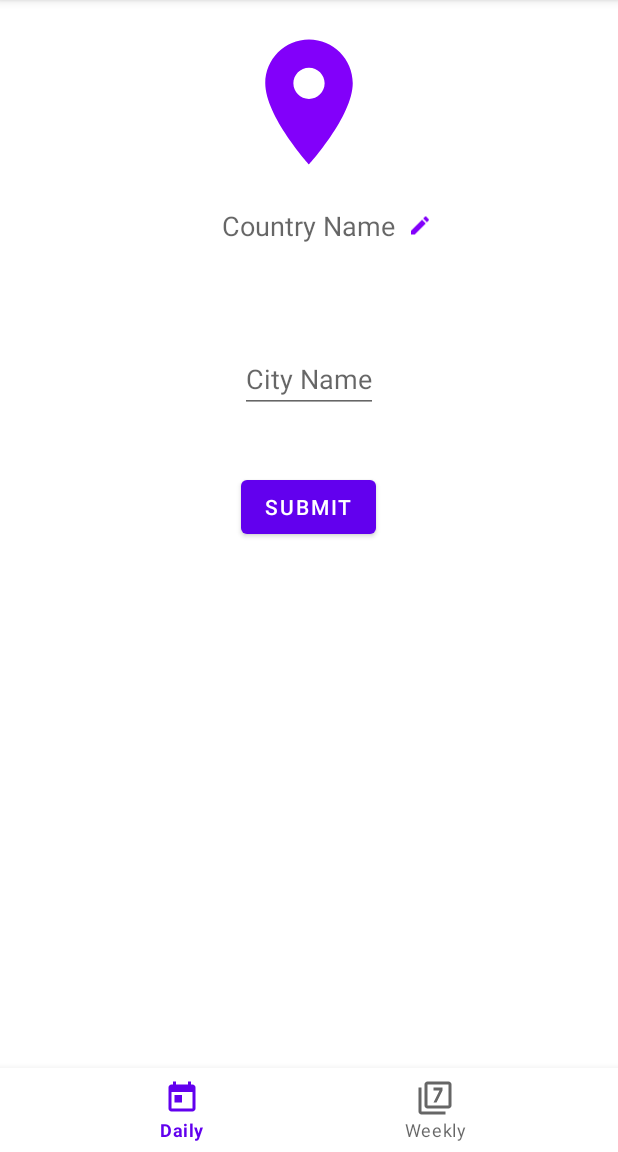
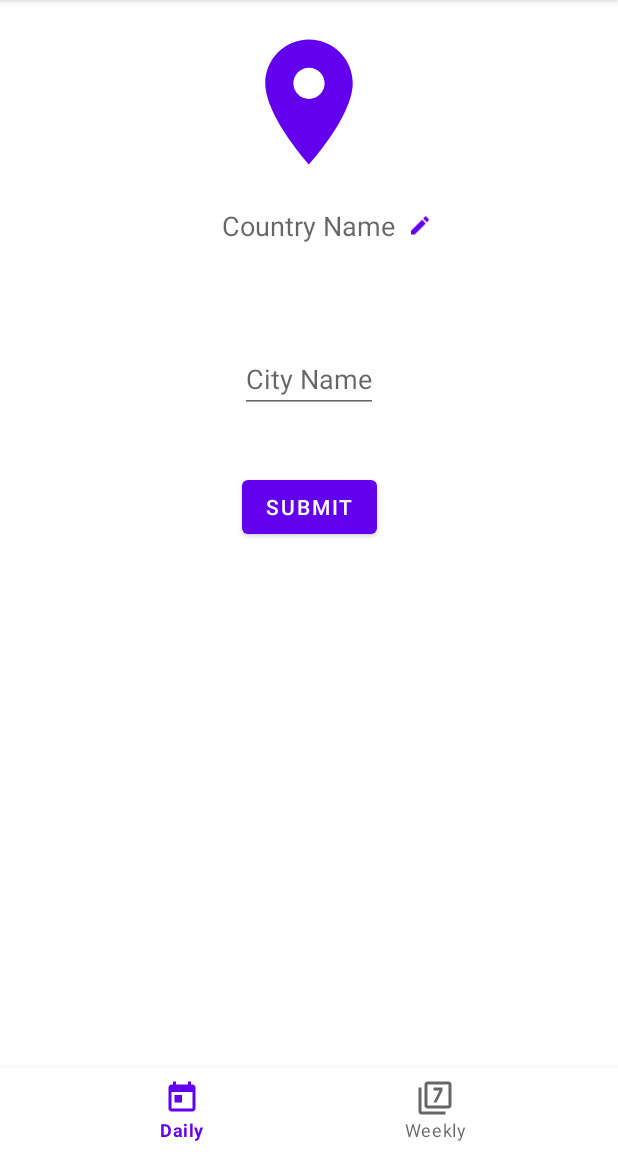
Before and after one commit to rhodeon/WeatherSage, an Android app: the LocationEntryFragment screen opened through its navigation route, on a phone screen of 412 x 824 dp, the part 84-1236 px from its top. Run offline under Robolectric (Android 15) with nearby library versions, the phone set to English and light mode, and no system bars; our stand-ins replace Room's generated code, navigation-ui; 2 statements that could not run were skipped.

Commit message:
Changed colour of location and edit icons to colorPrimary.

```diff
--- a/app/src/main/res/drawable/ic_baseline_edit_24.xml
+++ b/app/src/main/res/drawable/ic_baseline_edit_24.xml
@@ -3,7 +3,7 @@
     android:height="24dp"
     android:viewportWidth="24"
     android:viewportHeight="24"
-    android:tint="@color/colorAccent">
+    android:tint="@color/colorPrimary">
   <path
       android:fillColor="@android:color/white"
       android:pathData="M3,17.25V21h3.75L17.81,9.94l-3.75,-3.75L3,17.25zM20.71,7.04c0.39,-0.39 0.39,-1.02 0,-1.41l-2.34,-2.34c-0.39,-0.39 -1.02,-0.39 -1.41,0l-1.83,1.83 3.75,3.75 1.83,-1.83z"/>
--- a/app/src/main/res/drawable/ic_baseline_location_on_24.xml
+++ b/app/src/main/res/drawable/ic_baseline_location_on_24.xml
@@ -3,7 +3,7 @@
     android:height="24dp"
     android:viewportWidth="24"
     android:viewportHeight="24"
-    android:tint="@color/colorAccent">
+    android:tint="@color/colorPrimary">
   <path
       android:fillColor="@android:color/white"
       android:pathData="M12,2C8.13,2 5,5.13 5,9c0,5.25 7,13 7,13s7,-7.75 7,-13c0,-3.87 -3.13,-7 -7,-7zM12,11.5c-1.38,0 -2.5,-1.12 -2.5,-2.5s1.12,-2.5 2.5,-2.5 2.5,1.12 2.5,2.5 -1.12,2.5 -2.5,2.5z"/>
--- a/app/src/main/res/layout/fragment_location_entry.xml
+++ b/app/src/main/res/layout/fragment_location_entry.xml
@@ -44,7 +44,6 @@
         android:textAppearance="@style/TextAppearance.MaterialComponents.Button"
         app:layout_constraintBottom_toBottomOf="parent"
         app:layout_constraintEnd_toEndOf="@+id/city_input"
-        app:layout_constraintHorizontal_bias="0.486"
         app:layout_constraintStart_toStartOf="@+id/city_input"
         app:layout_constraintTop_toBottomOf="@+id/city_input"
         app:layout_constraintVertical_bias="0.100000024" />
```
